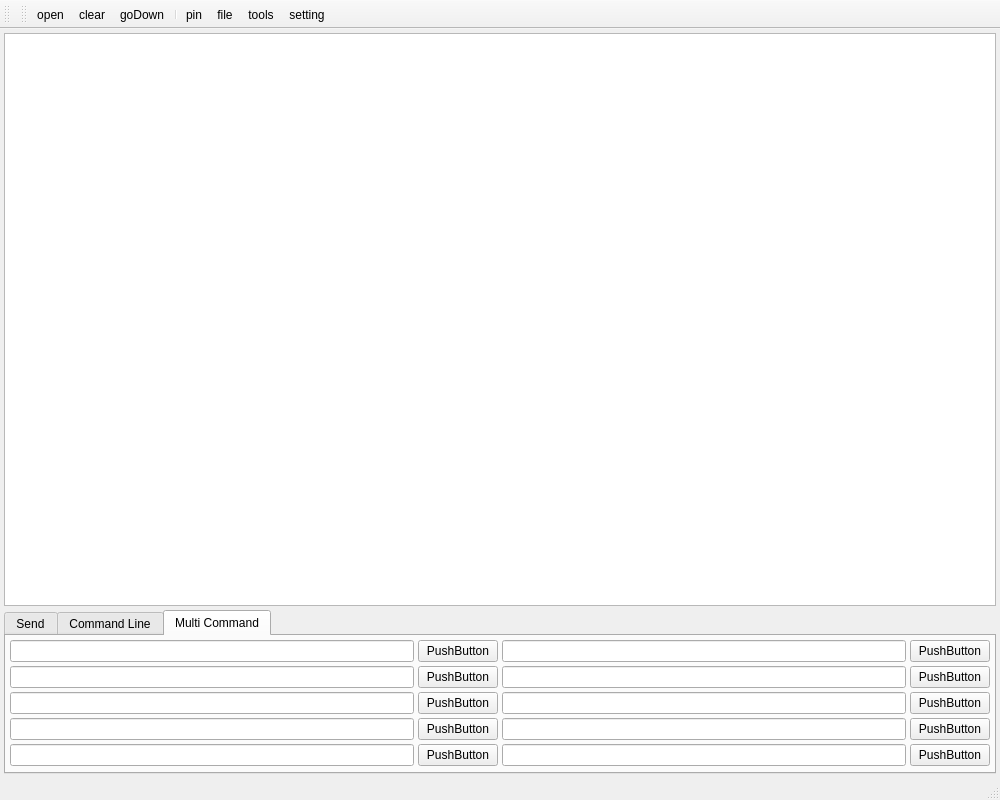
First picture: the form in ui/mainWindow.ui, repository cocom-official/CoCOM, before the edit.
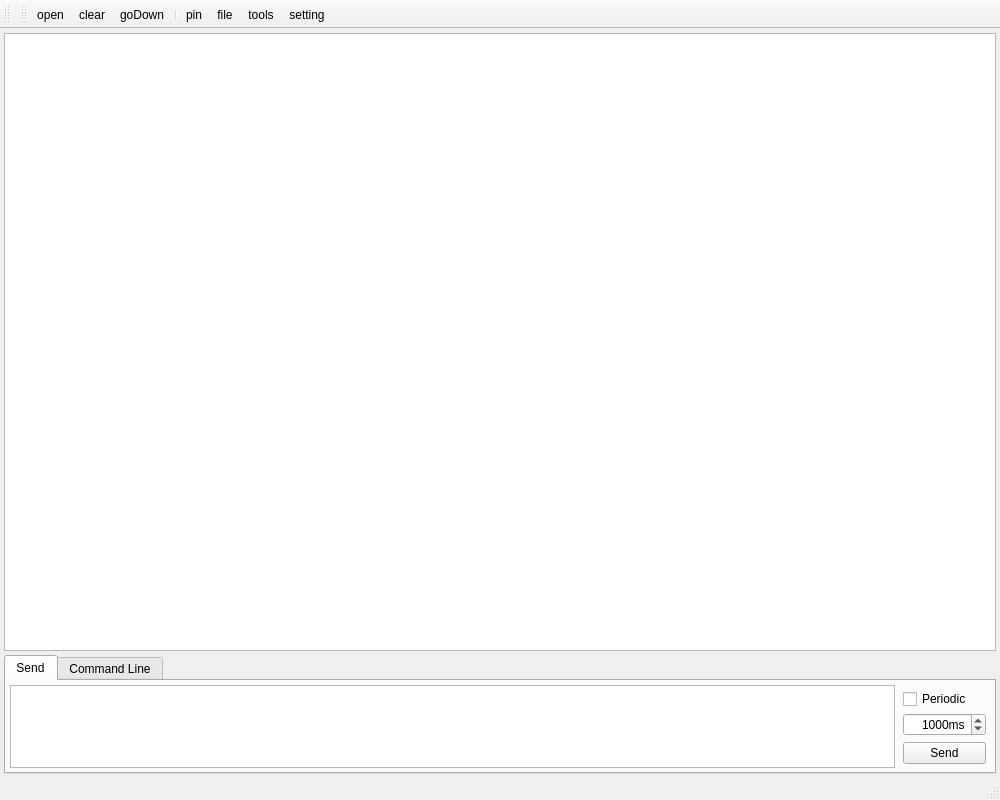
Second picture: the form after the edit. The open tabs and pages were chosen to show the change. Icons and pictures are not drawn.

Commit message: add multiCommand tab

The edit to the form file:
```diff
--- a/ui/mainWindow.ui
+++ b/ui/mainWindow.ui
@@ -186,168 +186,6 @@
         </item>
        </layout>
       </widget>
-      <widget class="QWidget" name="multiCommandTab">
-       <attribute name="title">
-        <string>Multi Command</string>
-       </attribute>
-       <layout class="QGridLayout" name="multiCommandTabGridLayout">
-        <property name="leftMargin">
-         <number>4</number>
-        </property>
-        <property name="topMargin">
-         <number>4</number>
-        </property>
-        <property name="rightMargin">
-         <number>4</number>
-        </property>
-        <property name="bottomMargin">
-         <number>4</number>
-        </property>
-        <property name="spacing">
-         <number>4</number>
-        </property>
-        <item row="0" column="0">
-         <layout class="QHBoxLayout" name="horizontalLayout_14">
-          <item>
-           <widget class="QLineEdit" name="lineEdit"/>
-          </item>
-          <item>
-           <widget class="QPushButton" name="pushButton">
-            <property name="text">
-             <string>PushButton</string>
-            </property>
-           </widget>
-          </item>
-         </layout>
-        </item>
-        <item row="0" column="1">
-         <layout class="QHBoxLayout" name="horizontalLayout_23">
-          <item>
-           <widget class="QLineEdit" name="lineEdit_10"/>
-          </item>
-          <item>
-           <widget class="QPushButton" name="pushButton_10">
-            <property name="text">
-             <string>PushButton</string>
-            </property>
-           </widget>
-          </item>
-         </layout>
-        </item>
-        <item row="1" column="0">
-         <layout class="QHBoxLayout" name="horizontalLayout_15">
-          <item>
-           <widget class="QLineEdit" name="lineEdit_2"/>
-          </item>
-          <item>
-           <widget class="QPushButton" name="pushButton_2">
-            <property name="text">
-             <string>PushButton</string>
-            </property>
-           </widget>
-          </item>
-         </layout>
-        </item>
-        <item row="1" column="1">
-         <layout class="QHBoxLayout" name="horizontalLayout_20">
-          <item>
-           <widget class="QLineEdit" name="lineEdit_7"/>
-          </item>
-          <item>
-           <widget class="QPushButton" name="pushButton_7">
-            <property name="text">
-             <string>PushButton</string>
-            </property>
-           </widget>
-          </item>
-         </layout>
-        </item>
-        <item row="2" column="0">
-         <layout class="QHBoxLayout" name="horizontalLayout_16">
-          <item>
-           <widget class="QLineEdit" name="lineEdit_3"/>
-          </item>
-          <item>
-           <widget class="QPushButton" name="pushButton_3">
-            <property name="text">
-             <string>PushButton</string>
-            </property>
-           </widget>
-          </item>
-         </layout>
-        </item>
-        <item row="2" column="1">
-         <layout class="QHBoxLayout" name="horizontalLayout_22">
-          <item>
-           <widget class="QLineEdit" name="lineEdit_9"/>
-          </item>
-          <item>
-           <widget class="QPushButton" name="pushButton_9">
-            <property name="text">
-             <string>PushButton</string>
-            </property>
-           </widget>
-          </item>
-         </layout>
-        </item>
-        <item row="3" column="0">
-         <layout class="QHBoxLayout" name="horizontalLayout_17">
-          <item>
-           <widget class="QLineEdit" name="lineEdit_4"/>
-          </item>
-          <item>
-           <widget class="QPushButton" name="pushButton_4">
-            <property name="text">
-             <string>PushButton</string>
-            </property>
-           </widget>
-          </item>
-         </layout>
-        </item>
-        <item row="3" column="1">
-         <layout class="QHBoxLayout" name="horizontalLayout_21">
-          <item>
-           <widget class="QLineEdit" name="lineEdit_8"/>
-          </item>
-          <item>
-           <widget class="QPushButton" name="pushButton_8">
-            <property name="text">
-             <string>PushButton</string>
-            </property>
-           </widget>
-          </item>
-         </layout>
-        </item>
-        <item row="4" column="0">
-         <layout class="QHBoxLayout" name="horizontalLayout_18">
-          <item>
-           <widget class="QLineEdit" name="lineEdit_5"/>
-          </item>
-          <item>
-           <widget class="QPushButton" name="pushButton_5">
-            <property name="text">
-             <string>PushButton</string>
-            </property>
-           </widget>
-          </item>
-         </layout>
-        </item>
-        <item row="4" column="1">
-         <layout class="QHBoxLayout" name="horizontalLayout_19">
-          <item>
-           <widget class="QLineEdit" name="lineEdit_6"/>
-          </item>
-          <item>
-           <widget class="QPushButton" name="pushButton_6">
-            <property name="text">
-             <string>PushButton</string>
-            </property>
-           </widget>
-          </item>
-         </layout>
-        </item>
-       </layout>
-      </widget>
      </widget>
     </item>
    </layout>
```
The commit also changes 9 other files.
